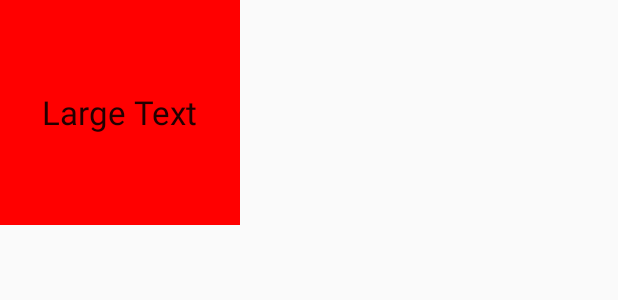
After one commit to ganesanbbc/DesignPatterns, an Android app: the layout grid_item.xml on its own in the app's theme, with its tools: preview values and no code run, on a phone screen of 412 x 824 dp. The commit adds this screen. Shown: the top 300 px of the screen. Run offline under Robolectric (Android 15) with nearby library versions, the phone set to English and light mode, and no system bars.

Commit message:
Expandable RecycleView Fragment : Color updated

```diff
--- /dev/null
+++ b/app/src/main/res/layout/grid_item.xml
@@ -0,0 +1,18 @@
+<?xml version="1.0" encoding="utf-8"?>
+<RelativeLayout xmlns:android="http://schemas.android.com/apk/res/android"
+    android:layout_width="160dp"
+    android:layout_height="150dp"
+    android:background="#ff0000"
+    android:orientation="vertical">
+
+
+    <TextView
+        android:id="@+id/textView3"
+        android:layout_width="wrap_content"
+        android:layout_height="wrap_content"
+        android:layout_gravity="center_horizontal"
+        android:text="Large Text"
+        android:textAppearance="?android:attr/textAppearanceLarge"
+        android:layout_centerVertical="true"
+        android:layout_centerHorizontal="true" />
+</RelativeLayout>
--- a/app/src/main/res/layout/recycleview_sample.xml
+++ b/app/src/main/res/layout/recycleview_sample.xml
@@ -18,6 +18,7 @@
         android:textAppearance="?android:attr/textAppearanceLarge"
         android:text="Fragment"
         android:id="@+id/textView2"
+        android:clipToPadding="false"
         android:layout_alignParentTop="true"
         android:layout_alignParentLeft="true"
         android:layout_alignParentStart="true"
--- a/app/src/main/res/values/dimens.xml
+++ b/app/src/main/res/values/dimens.xml
@@ -2,4 +2,5 @@
     <!-- Default screen margins, per the Android Design guidelines. -->
     <dimen name="activity_horizontal_margin">16dp</dimen>
     <dimen name="activity_vertical_margin">16dp</dimen>
+    <dimen name="item_offset">2dp</dimen>
 </resources>
```
Also changed, not shown: app/src/main/java/com/nsg/dp/MainActivity.java (+6 -5 lines), app/src/main/java/com/nsg/dp/gridsample/GridFragment.java (added, +75 -0 lines), app/src/main/java/com/nsg/dp/gridsample/ItemOffsetDecoration.java (added, +28 -0 lines), 1 other file.
